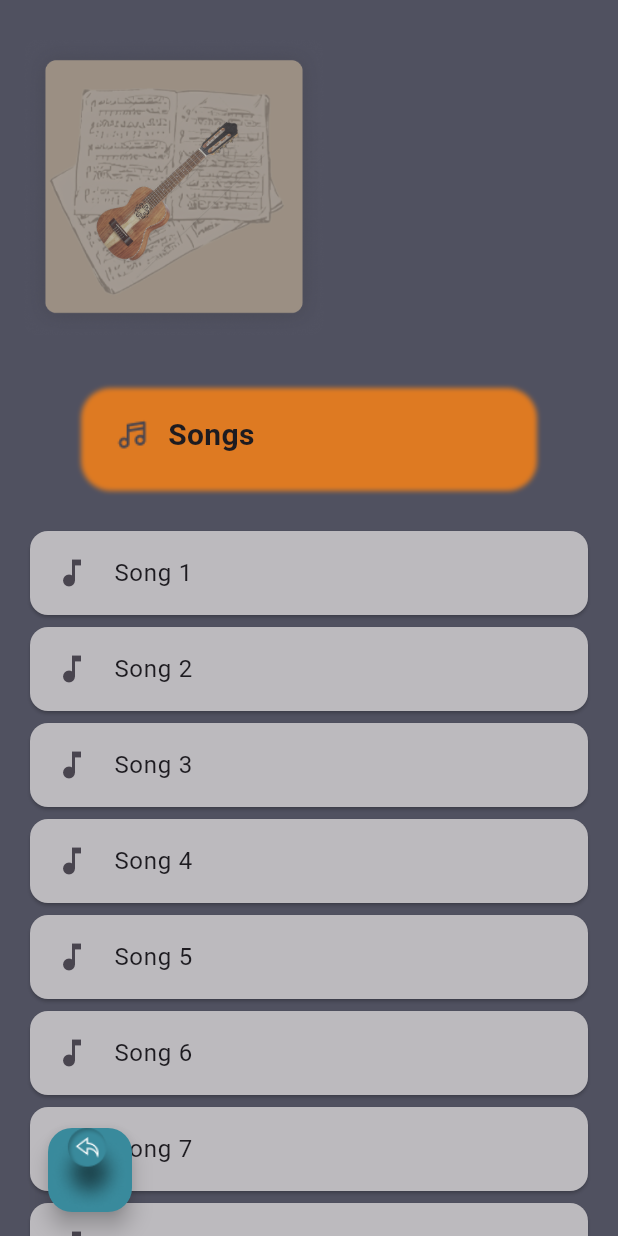
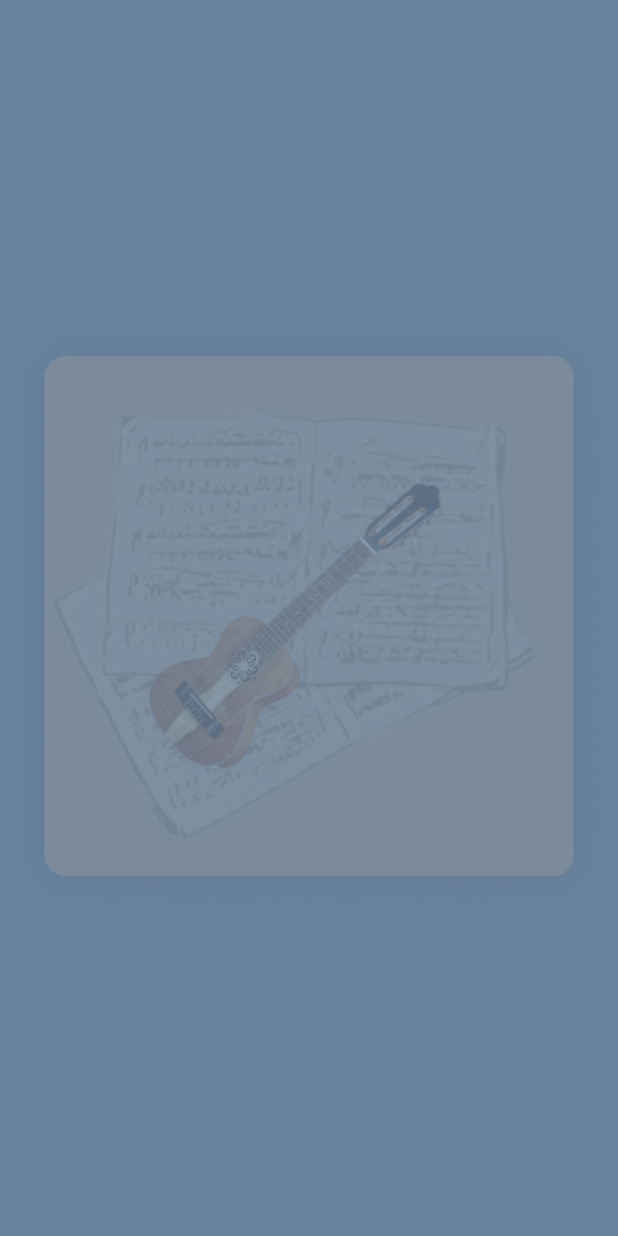
Before and after one commit to Miguele73/easy_guitalele_app, a Flutter app: the first screen one second after launch, on a phone screen of 412 x 824 dp. Run offline on Flutter 3.47's test engine with Material 3 defaults, Android fonts, the phone set to English and light mode, and no system bars.

Commit message:
Add SplashScreen widget with fade animation and navigation to SongListScreen

```diff
--- a/lib/easy_guitalele_app.dart
+++ b/lib/easy_guitalele_app.dart
@@ -1,4 +1,5 @@
 import 'package:easy_guitalele_app/song_list_screen.dart';
+import 'package:easy_guitalele_app/splash_screen.dart';
 import 'package:flutter/material.dart';
 
 class EasyGuitaleleApp extends StatelessWidget {
@@ -8,7 +9,7 @@ class EasyGuitaleleApp extends StatelessWidget {
   Widget build(BuildContext context) {
     return const MaterialApp(
       debugShowCheckedModeBanner: false,
-      home: SongListScreen(),
+      home: SplashScreen(),
     );
   }
 }
--- /dev/null
+++ b/lib/splash_screen.dart
@@ -0,0 +1,54 @@
+// ignore_for_file: library_private_types_in_public_api
+
+import 'package:easy_guitalele_app/song_list_screen.dart';
+import 'package:flutter/material.dart';
+
+class SplashScreen extends StatefulWidget {
+  const SplashScreen({super.key});
+
+  @override
+  _SplashScreenState createState() => _SplashScreenState();
+}
+
+class _SplashScreenState extends State<SplashScreen>
+    with SingleTickerProviderStateMixin {
+  late AnimationController _animationController;
+  late Animation<double> _fadeAnimation;
+
+  @override
+  void initState() {
+    super.initState();
+    _animationController = AnimationController(
+      vsync: this,
+      duration: Duration(seconds: 2),
+    );
+    _fadeAnimation = Tween<double>(begin: 0.0, end: 1.0).animate(
+      CurvedAnimation(parent: _animationController, curve: Curves.easeInOut),
+    );
+    _animationController.forward().whenComplete(() {
+      Navigator.pushReplacement(
+        context,
+        MaterialPageRoute(builder: (context) => SongListScreen()),
+      );
+    });
+  }
+
+  @override
+  void dispose() {
+    _animationController.dispose();
+    super.dispose();
+  }
+
+  @override
+  Widget build(BuildContext context) {
+    return Scaffold(
+      backgroundColor: Color(0xFF68829e),
+      body: Center(
+        child: FadeTransition(
+          opacity: _fadeAnimation,
+          child: Image.asset('assets/logo/logo.png'),
+        ),
+      ),
+    );
+  }
+}
```
